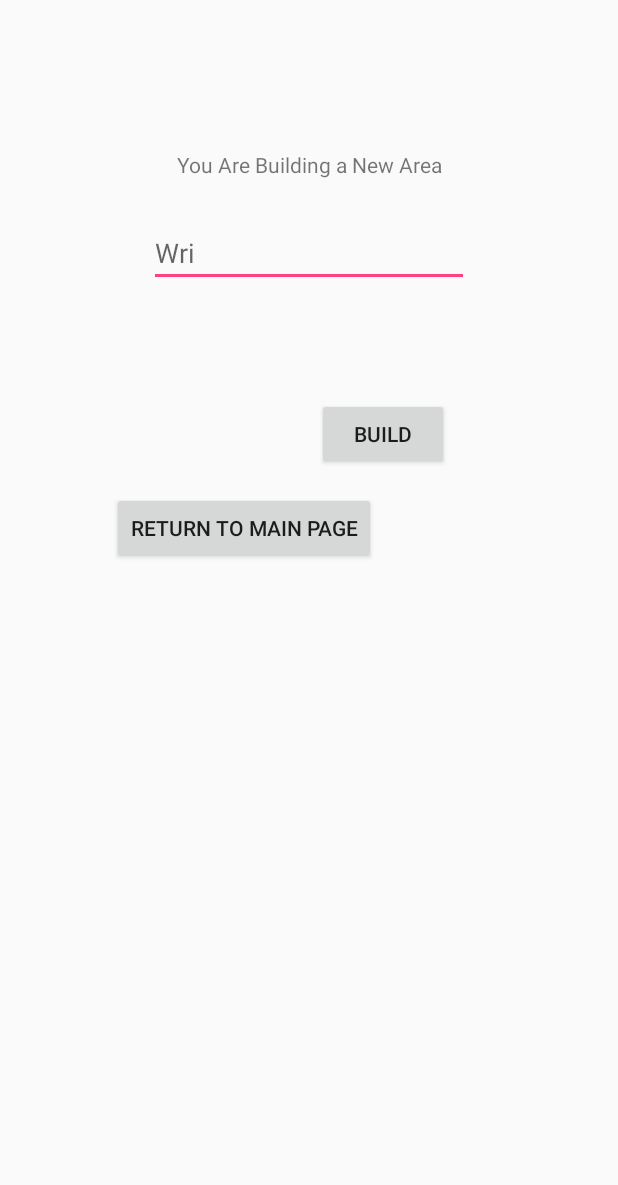
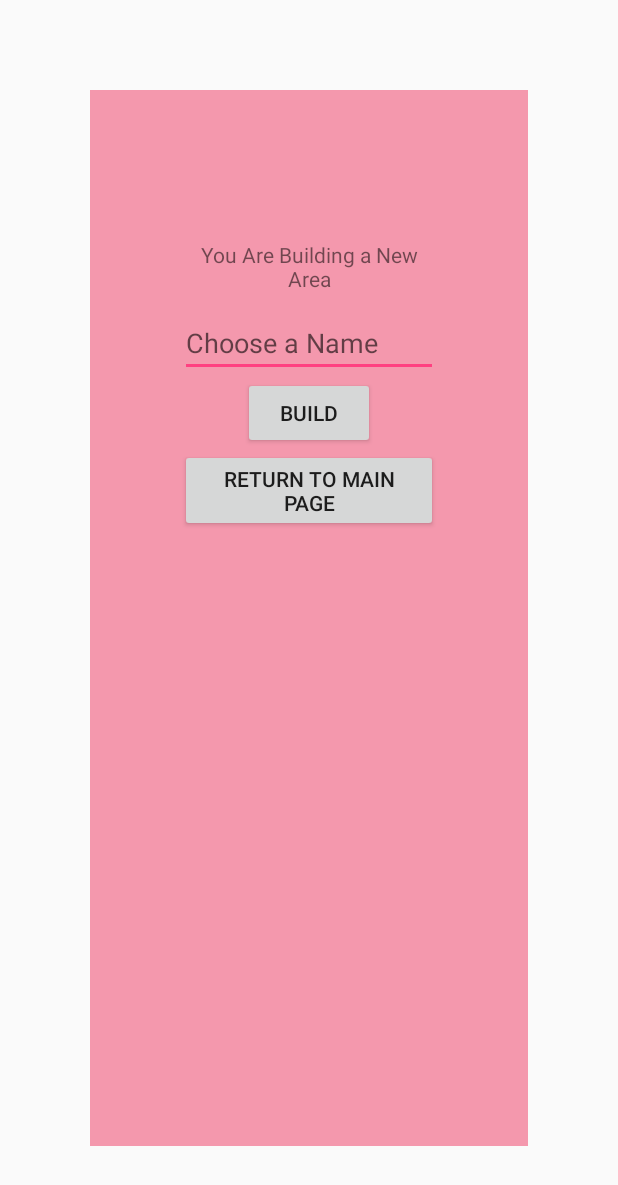
Before and after one commit to mamadalii/Location_Tracker, an Android app: the layout dialog_create_polygon.xml on its own in the app's theme, with its tools: preview values and no code run, on a phone screen of 412 x 824 dp. Shown: the top 1185 px of the screen. Run offline under Robolectric (Android 15) with nearby library versions, the phone set to English and light mode, and no system bars.

Commit message:
modify dialog_create_polygon.xml

```diff
--- a/app/src/main/res/layout/activity_maps.xml
+++ b/app/src/main/res/layout/activity_maps.xml
@@ -33,8 +33,15 @@ android:orientation="vertical" >
         android:layout_width="wrap_content"
         android:layout_height="wrap_content"
         android:text="result"
-        android:id="@+id/result_text_view" />
+        android:id="@+id/result_text_view"
+        android:layout_marginLeft="10dp" />
 
+    <Button
+        android:id="@+id/btnPause"
+        android:layout_width="wrap_content"
+        android:layout_height="wrap_content"
+        android:layout_marginLeft="10dp"
+        android:text="Pause" />
     <Button
         android:id="@+id/start"
         android:layout_width="wrap_content"
--- a/app/src/main/res/layout/dialog_create_polygon.xml
+++ b/app/src/main/res/layout/dialog_create_polygon.xml
@@ -1,14 +1,17 @@
 <?xml version="1.0" encoding="utf-8"?>
 <RelativeLayout xmlns:android="http://schemas.android.com/apk/res/android"
     android:layout_width="match_parent" android:layout_height="match_parent"
+    android:layout_margin="60dp"
+    android:background="#f498ad"
     android:padding="60dp">
 
     <TextView
-        android:layout_width="match_parent"
-        android:layout_height="match_parent"
+        android:id="@+id/text"
+        android:layout_width="wrap_content"
+        android:layout_height="wrap_content"
         android:text="@string/dialog_layout_text"
         android:gravity="center_horizontal"
-        android:layout_marginTop="40dp"/>
+        android:layout_marginTop="40dp" />
 
     <EditText
         android:id="@+id/etPolygonTitle"
@@ -19,29 +22,22 @@
         android:layout_marginTop="86dp"
         android:ems="10"
         android:inputType="textPersonName"
+        android:layout_below="@id/text"
         android:hint="@string/polygon_title_et_hint"/>
 
     <Button
         android:id="@+id/btnDialogBuild"
         android:layout_width="wrap_content"
         android:layout_height="wrap_content"
-        android:layout_alignParentStart="true"
-        android:layout_alignParentLeft="true"
-        android:layout_alignParentTop="true"
-        android:layout_marginStart="151dp"
-        android:layout_marginLeft="151dp"
-        android:layout_marginTop="205dp"
+        android:layout_below="@id/etPolygonTitle"
+        android:layout_centerHorizontal="true"
         android:text="Build" />
 
     <Button
         android:id="@+id/btnDialogCancel"
         android:layout_width="wrap_content"
         android:layout_height="wrap_content"
-        android:layout_alignParentTop="true"
-        android:layout_alignParentEnd="true"
-        android:layout_alignParentRight="true"
-        android:layout_marginTop="268dp"
-        android:layout_marginEnd="101dp"
-        android:layout_marginRight="101dp"
+        android:layout_below="@id/btnDialogBuild"
+        android:layout_centerHorizontal="true"
         android:text="Return To Main Page" />
 </RelativeLayout>
--- a/app/src/main/res/values/strings.xml
+++ b/app/src/main/res/values/strings.xml
@@ -2,6 +2,6 @@
     <string name="app_name">Polygons</string>
     <string name="title_activity_maps">Polygons</string>
     <string name="title_activity_stastistics">Stastistics</string>
-    <string name="polygon_title_et_hint">Wri</string>
+    <string name="polygon_title_et_hint">Choose a Name</string>
     <string name="dialog_layout_text">You Are Building a New Area</string>
 </resources>
```
